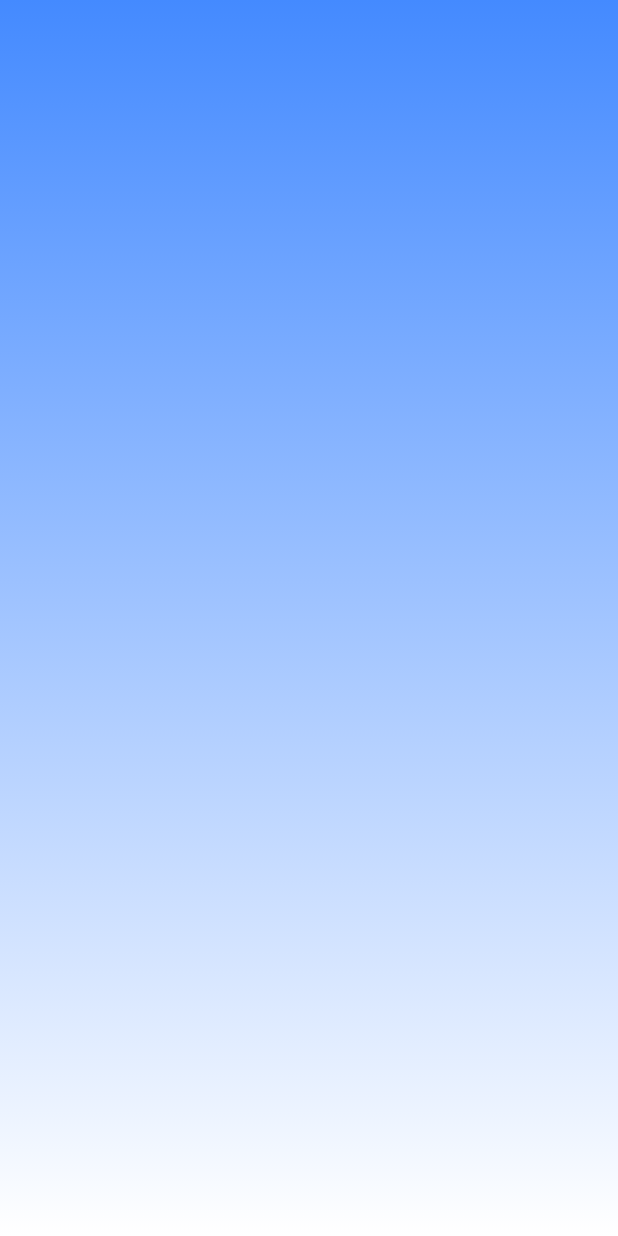
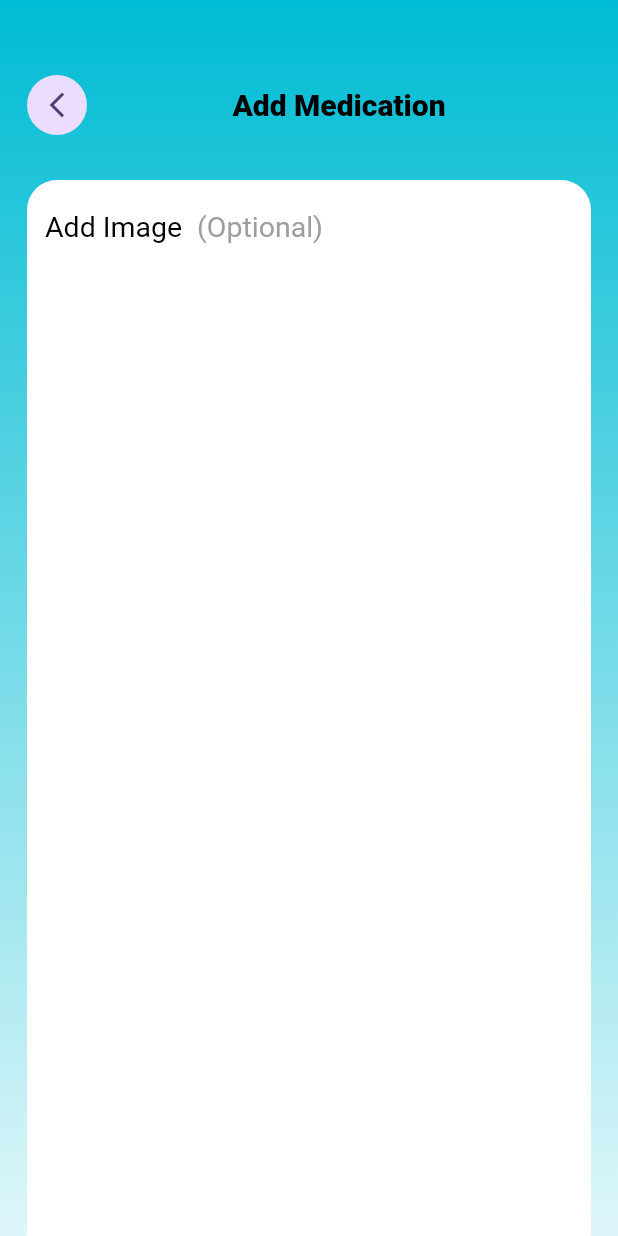
Before and after one commit to kshitijraj-06/Pill_Scheduler, a Flutter app: the MedForm screen opened by its route, on a phone screen of 412 x 824 dp. Run offline on Flutter 3.47's test engine with Material 3 defaults, Android fonts, the phone set to English and light mode, and no system bars; our stand-ins replace firebase_auth, firebase_core, google_fonts, google_sign_in, lottie; missing offline and left inert: flutter_event_calendar, page_animation_transition; accounts and stored records are empty.

Commit message:
initiated med form

```diff
--- a/lib/AddReminder/addmedform.dart
+++ b/lib/AddReminder/addmedform.dart
@@ -13,16 +13,85 @@ class _MedFormState extends State<MedForm> {
 
   @override
   Widget build(BuildContext context) {
-    return Container(
+    return SingleChildScrollView(
+      child: Container(
         decoration: BoxDecoration(
           gradient: LinearGradient(
             begin: Alignment.topCenter,
             end: Alignment.bottomCenter,
-          colors: [Colors.blueAccent, Colors.white]
+            colors: [Colors.cyan, Colors.white]
           )
         ),
+        child: Padding(
+          padding: const EdgeInsets.only(left: 18.0, top: 50, right: 18),
           child: Column(
-
+            children: [
+              Row(
+                children: [
+                  CircleAvatar(
+                    radius: 20,
+                    child: IconButton(
+                        onPressed: () {
+                          Navigator.pop(context);
+                        },
+                        icon: Icon(Icons.arrow_back_ios_new,
+                        size: 20,)
+                    ),
+                  ),
+                  Expanded(
+                    child: Text('Add Medication',
+                    textAlign: TextAlign.center,
+                    style: GoogleFonts.lexendDeca(
+                        textStyle: TextStyle(
+                        fontSize: 20,
+                        decoration: TextDecoration.none,
+                        color: Colors.black
+                      )
+                    ),),
+                  )
+                ],
+              ),
+              SizedBox(height: 30,),
+              Container(
+                height: MediaQuery.of(context).size.height,
+                width: MediaQuery.of(context).size.width,
+                decoration: BoxDecoration(
+                  borderRadius: BorderRadius.circular(20),
+                  color: Colors.white
+                ),
+                child: Padding(
+                  padding: const EdgeInsets.only(left: 12.0, top: 20),
+                  child: Column(
+                    crossAxisAlignment: CrossAxisAlignment.start,
+                    children: [
+                      Row(
+                        children: [
+                          Text('Add Image',
+                          style: GoogleFonts.lexendDeca(
+                            textStyle: TextStyle(
+                              fontSize: 19,
+                              decoration: TextDecoration.none,
+                              color: Colors.black,
+                              fontWeight: FontWeight.normal
+                            )
+                          ),),
+                          SizedBox(width: 10,),
+                          Text('(Optional)',
+                          style: GoogleFonts.lexendDeca(
+                            fontSize: 19,
+                            color: Colors.grey,
+                            decoration: TextDecoration.none,
+                            fontWeight: FontWeight.normal
+                          ),)
+                        ],
+                      )
+                    ],
+                  ),
+                ),
+              )
+            ],
+          ),
+        )
       ),
     );
   }
```
Lines whose indentation alone changed are shown as unchanged.
